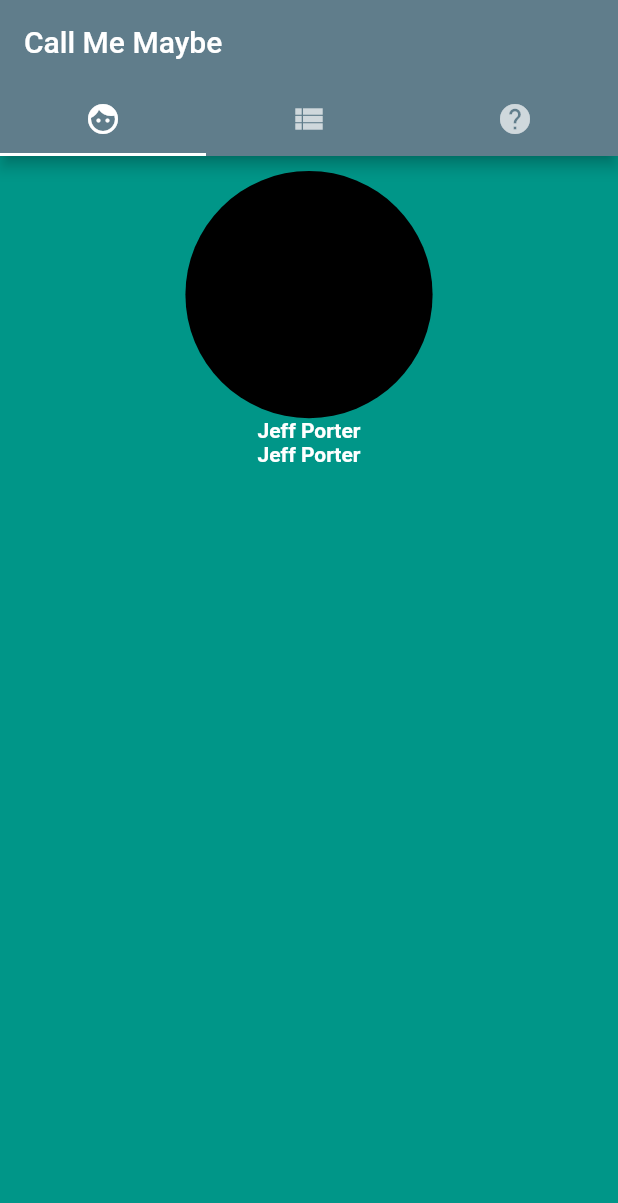
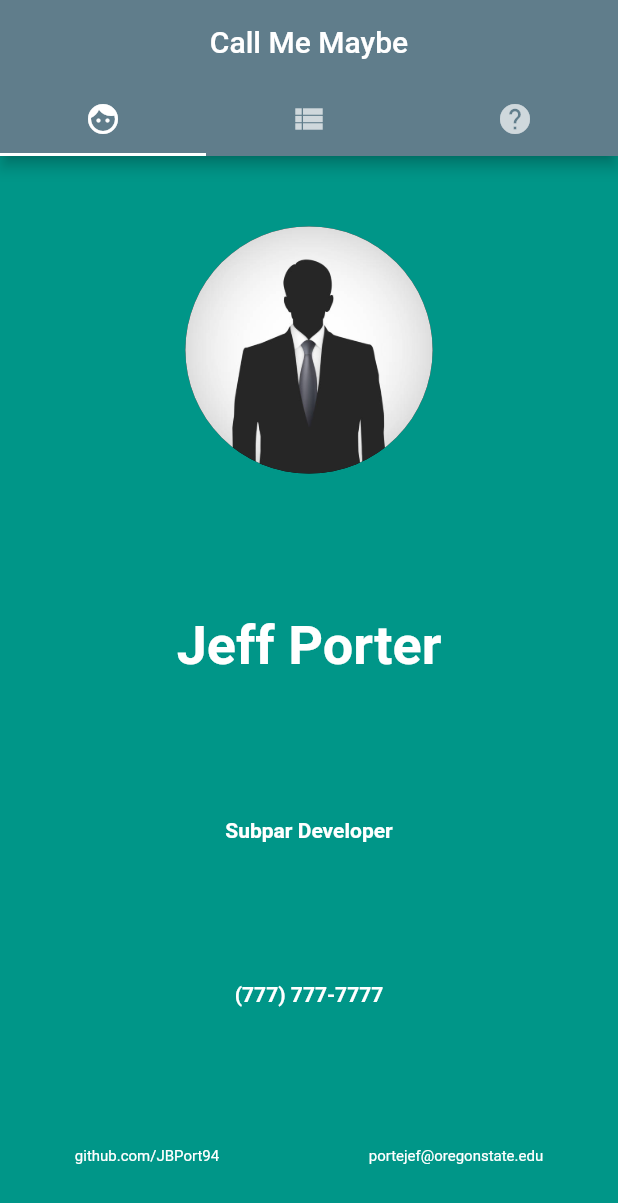
Before and after one commit to JBPort94/CS492Project3, a Flutter app: the screen it shows after launch, on a phone screen of 412 x 824 dp. Shown: the top 1203 px of the screen. Run offline on Flutter 3.47's test engine with Material 2 defaults, Android fonts, the phone set to English and light mode, and no system bars.

Commit message:
Business Card content complete. Need to add phone functionality (message, browser, email). Need to style fonts.

```diff
--- a/lib/app.dart
+++ b/lib/app.dart
@@ -13,13 +13,11 @@ class App extends StatelessWidget {
         theme: ThemeData(
           primarySwatch: Colors.blueGrey,
         ),
-      home: MainTabController()
-    );
+        home: MainTabController());
   }
 }
 
 class MainTabController extends StatelessWidget {
-
   static const tabs = [
     Tab(icon: Icon(Icons.face)),
     Tab(icon: Icon(Icons.view_list)),
@@ -35,11 +33,9 @@ class MainTabController extends StatelessWidget {
         initialIndex: 0,
         child: Scaffold(
             appBar: AppBar(
+                centerTitle: true,
                 title: Text('Call Me Maybe'),
-          bottom: TabBar(tabs: tabs)
-        ),
-        body: TabBarView(children: screens)
-      )
-    );
+                bottom: TabBar(tabs: tabs)),
+            body: TabBarView(children: screens)));
   }
 }
--- a/lib/screens/business_card_screen.dart
+++ b/lib/screens/business_card_screen.dart
@@ -10,34 +10,40 @@ class BusinessCardScreen extends StatelessWidget {
             //Check into mainAxisAlignment for spacing
             alignment: Alignment.center,
             child: Column(
+              mainAxisAlignment: MainAxisAlignment.spaceAround,
               children: <Widget>[
-              Container(
-                height: 10,
-              ),
                 CircleAvatar(
                   radius: avatarSize(context),
                   backgroundColor: Colors.black,
+                  backgroundImage: AssetImage("assets/images/profilePic.jpg"),
                 ),
                 Text(
                   'Jeff Porter',
+                  style: TextStyle(
+                    fontSize: 36,
+                    fontWeight: FontWeight.bold,
+                    color: Colors.white,
+                  ),
+                ),
+                Text(
+                  'Subpar Developer',
                   style: TextStyle(
                     fontWeight: FontWeight.bold,
                     color: Colors.white,
                   ),
                 ),
                 Text(
-                'Jeff Porter',
+                  '(777) 777-7777',
                   style: TextStyle(
                     fontWeight: FontWeight.bold,
                     color: Colors.white,
                   ),
                 ),
-
+                contactRow(),
               ],
             ),
           ),
-      )
-    );
+        ));
   }
 
   double avatarSize(BuildContext context) {
@@ -47,4 +53,22 @@ class BusinessCardScreen extends StatelessWidget {
       return MediaQuery.of(context).size.width * 0.20;
     }
   }
+
+  Widget contactRow() {
+    return Row(
+      mainAxisAlignment: MainAxisAlignment.spaceAround,
+      children: [
+        Text('github.com/JBPort94',
+            style: TextStyle(
+              color: Colors.white,
+              fontSize: 10,
+            )),
+        Text('portejef@oregonstate.edu',
+            style: TextStyle(
+              color: Colors.white,
+              fontSize: 10,
+            ))
+      ],
+    );
   }
+}
--- a/pubspec.yaml
+++ b/pubspec.yaml
@@ -45,9 +45,8 @@ flutter:
   uses-material-design: true
 
   # To add assets to your application, add an assets section, like this:
-  # assets:
-  #   - images/a_dot_burr.jpeg
-  #   - images/a_dot_ham.jpeg
+  assets:
+    - assets/images/profilePic.jpg
 
   # An image asset can refer to one or more resolution-specific "variants", see
   # https://flutter.dev/assets-and-images/#resolution-aware.
```
Also changed, not shown: assets/images/profilePic.jpg (added). Lines whose indentation alone changed are shown as unchanged.
